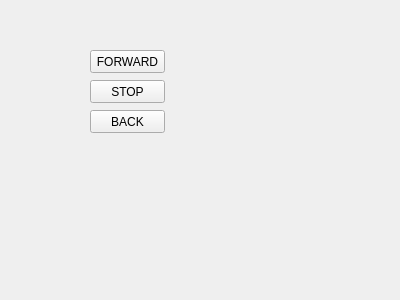
Old version of the form src/Widgets/StdMovesWidget.ui in the repository AlexanderMokhov/AR-600Controller.
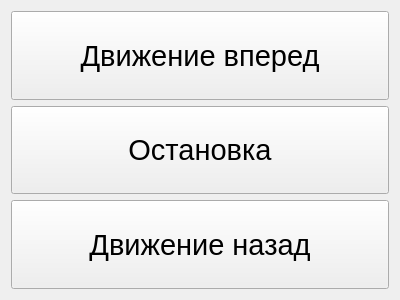
New version of the form.

Diff of the .ui file:
```diff
--- a/src/Widgets/StdMovesWidget.ui
+++ b/src/Widgets/StdMovesWidget.ui
@@ -13,45 +13,71 @@
   <property name="windowTitle">
    <string>Form</string>
   </property>
-  <widget class="QPushButton" name="pushButton">
-   <property name="geometry">
-    <rect>
-     <x>90</x>
-     <y>80</y>
-     <width>75</width>
-     <height>23</height>
-    </rect>
-   </property>
-   <property name="text">
-    <string>STOP</string>
-   </property>
-  </widget>
-  <widget class="QPushButton" name="ButtonForward">
-   <property name="geometry">
-    <rect>
-     <x>90</x>
-     <y>50</y>
-     <width>75</width>
-     <height>23</height>
-    </rect>
-   </property>
-   <property name="text">
-    <string>FORWARD</string>
-   </property>
-  </widget>
-  <widget class="QPushButton" name="ButtonBack">
-   <property name="geometry">
-    <rect>
-     <x>90</x>
-     <y>110</y>
-     <width>75</width>
-     <height>23</height>
-    </rect>
-   </property>
-   <property name="text">
-    <string>BACK</string>
-   </property>
-  </widget>
+  <layout class="QGridLayout" name="gridLayout">
+   <item row="0" column="0">
+    <layout class="QVBoxLayout" name="verticalLayout">
+     <item>
+      <widget class="QPushButton" name="ButtonForward">
+       <property name="sizePolicy">
+        <sizepolicy hsizetype="Minimum" vsizetype="Expanding">
+         <horstretch>0</horstretch>
+         <verstretch>0</verstretch>
+        </sizepolicy>
+       </property>
+       <property name="font">
+        <font>
+         <family>MS Sans Serif</family>
+         <pointsize>22</pointsize>
+        </font>
+       </property>
+       <property name="text">
+        <string>Движение вперед</string>
+       </property>
+      </widget>
+     </item>
+     <item>
+      <widget class="QPushButton" name="pushButton">
+       <property name="sizePolicy">
+        <sizepolicy hsizetype="Minimum" vsizetype="Expanding">
+         <horstretch>0</horstretch>
+         <verstretch>0</verstretch>
+        </sizepolicy>
+       </property>
+       <property name="font">
+        <font>
+         <family>MS Sans Serif</family>
+         <pointsize>22</pointsize>
+         <weight>50</weight>
+         <bold>false</bold>
+        </font>
+       </property>
+       <property name="text">
+        <string>Остановка</string>
+       </property>
+      </widget>
+     </item>
+     <item>
+      <widget class="QPushButton" name="ButtonBack">
+       <property name="sizePolicy">
+        <sizepolicy hsizetype="Minimum" vsizetype="Expanding">
+         <horstretch>0</horstretch>
+         <verstretch>0</verstretch>
+        </sizepolicy>
+       </property>
+       <property name="font">
+        <font>
+         <family>MS Sans Serif</family>
+         <pointsize>22</pointsize>
+        </font>
+       </property>
+       <property name="text">
+        <string>Движение назад</string>
+       </property>
+      </widget>
+     </item>
+    </layout>
+   </item>
+  </layout>
  </widget>
  <resources/>
  <connections/>
```
Left out of the diff: 2 changed lines with no effect on the pictures.
